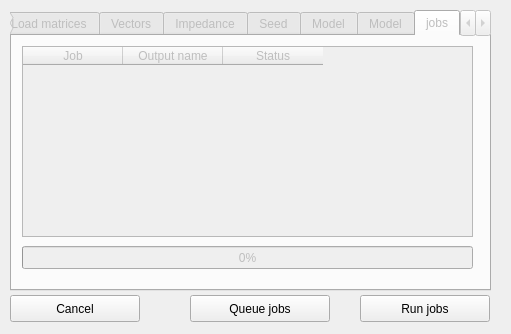
Before: the Qt Designer form distribution_procedures/forms/ui_distribution.ui in AequilibraE/qaequilibrae, drawn with Qt 5.
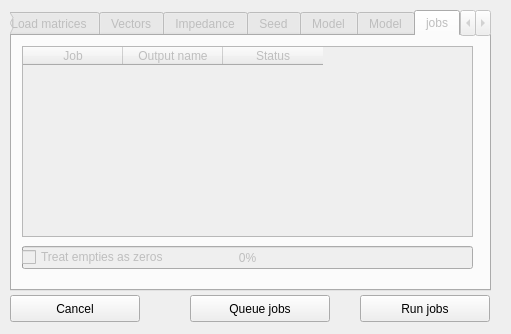
After: the same form once the commit is applied. The open tabs and pages were chosen to show the change.

Commit message: Adds treatement of empty-as-zero to the distribution GUI

Diff of the .ui file:
```diff
--- a/distribution_procedures/forms/ui_distribution.ui
+++ b/distribution_procedures/forms/ui_distribution.ui
@@ -540,6 +540,22 @@
       <number>0</number>
      </property>
     </widget>
+    <widget class="QCheckBox" name="chb_empty_as_zero">
+     <property name="geometry">
+      <rect>
+       <x>10</x>
+       <y>210</y>
+       <width>201</width>
+       <height>22</height>
+      </rect>
+     </property>
+     <property name="text">
+      <string>Treat empties as zeros</string>
+     </property>
+     <property name="checked">
+      <bool>false</bool>
+     </property>
+    </widget>
    </widget>
   </widget>
   <widget class="QPushButton" name="but_run">
```
Left out of the diff: 50 changed lines with no effect on the pictures. The commit also changes 5 other files.
